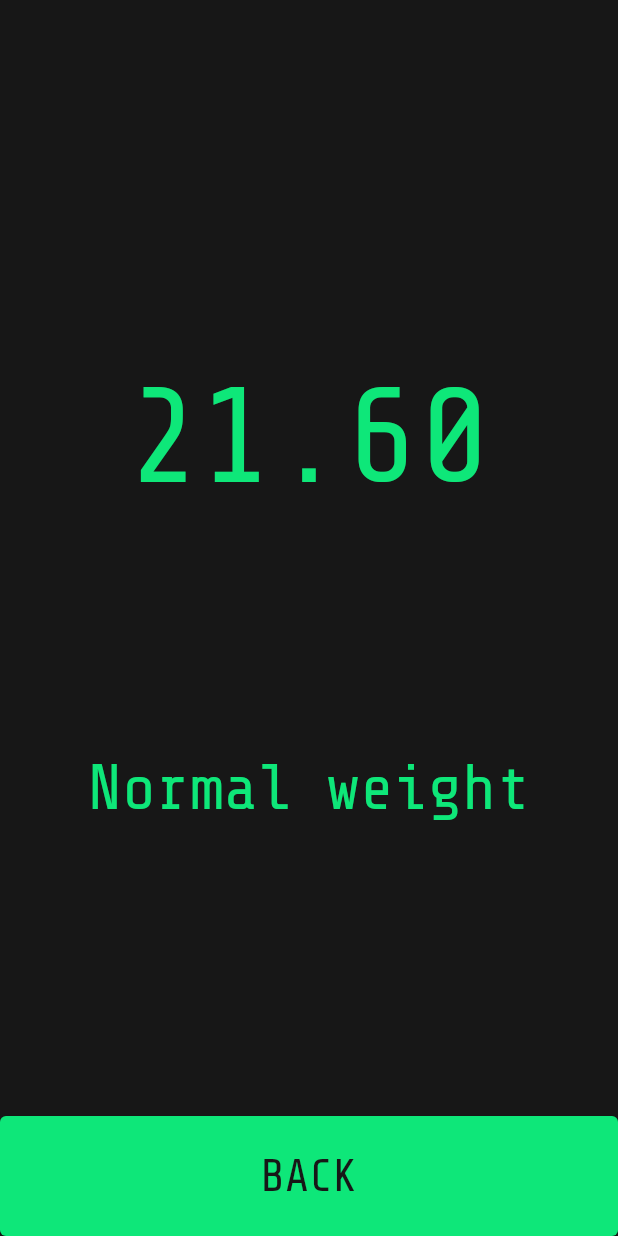
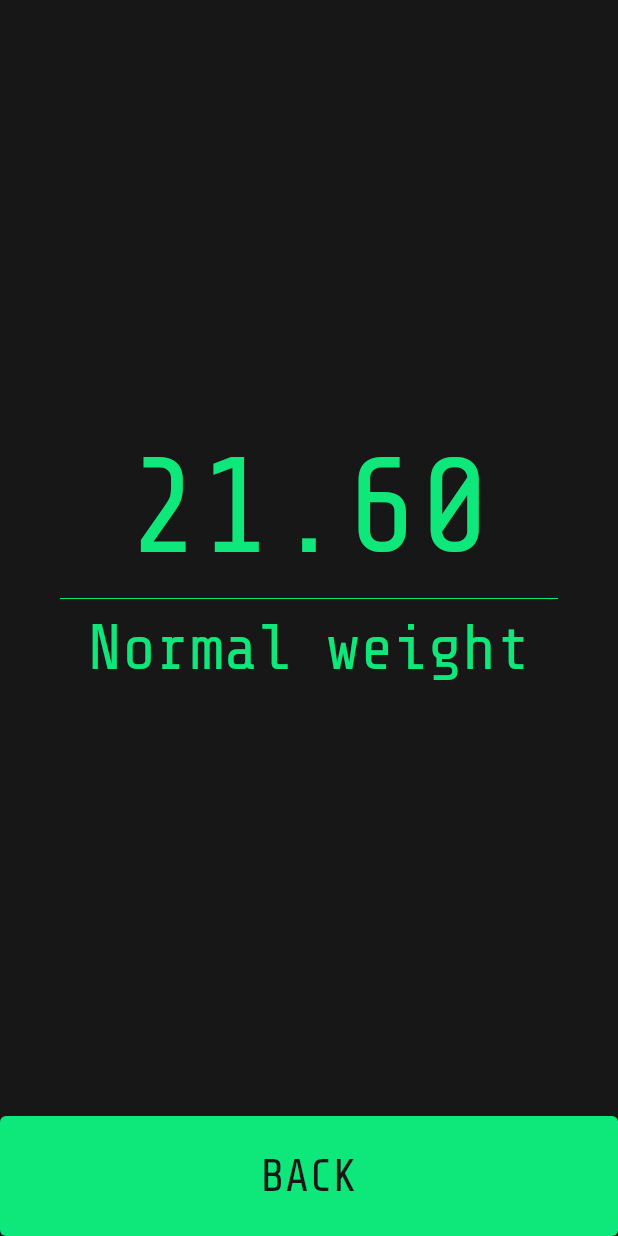
Before and after one commit to UxxeR/BMI-calculator, a Flutter app: the screen it shows after launch, after a tap on "CALCULATE", on a phone screen of 412 x 824 dp. Run offline on Flutter 3.47's test engine with Material 2 defaults, Android fonts, the phone set to English and light mode, and no system bars; generated files the repository leaves out were written again.

Commit message:
Added ES and EN text localization

```diff
--- /dev/null
+++ b/lib/l10n/app_en.arb
@@ -0,0 +1,13 @@
+{
+    "genderMale": "Male",
+    "genderFemale": "Female",
+    "age": "Age",
+    "height": "Height",
+    "weight": "Weight",
+    "obeseWeight": "Obese",
+    "overWeight": "Overweight",
+    "normalWeight": "Normal weight",
+    "underWeight": "Underweight",
+    "calculate": "calculate",
+    "back": "back"
+}
--- /dev/null
+++ b/lib/l10n/app_es.arb
@@ -0,0 +1,13 @@
+{
+    "genderMale": "Hombre",
+    "genderFemale": "Mujer",
+    "age": "Edad",
+    "height": "Altura",
+    "weight": "Peso",
+    "obeseWeight": "Obesidad",
+    "overWeight": "Sobrepeso",
+    "normalWeight": "Peso normal",
+    "underWeight": "Bajo de peso",
+    "calculate": "calcular",
+    "back": "Volver"
+}
--- a/lib/logic/bmi.dart
+++ b/lib/logic/bmi.dart
@@ -1,5 +1,6 @@
 import 'package:flutter/material.dart';
 import 'dart:math' as math;
+import 'package:flutter_gen/gen_l10n/app_localizations.dart';
 
 class BMI {
   TextEditingController _heightController = TextEditingController();
@@ -21,15 +22,15 @@ class BMI {
     return _bmi;
   }
 
-  String getInterpretation() {
+  String getInterpretation(BuildContext context) {
     if (_bmi >= 30) {
-      _textResult = "Obese";
+      _textResult = AppLocalizations.of(context).obeseWeight;
     } else if (_bmi >= 25) {
-      _textResult = "Overweight";
+      _textResult = AppLocalizations.of(context).overWeight;
     } else if (_bmi >= 18.5) {
-      _textResult = "Normal weight";
+      _textResult = AppLocalizations.of(context).normalWeight;
     } else {
-      _textResult = "Underweight";
+      _textResult = AppLocalizations.of(context).underWeight;
     }
 
     return _textResult;
--- a/lib/main.dart
+++ b/lib/main.dart
@@ -1,5 +1,6 @@
 import 'package:flutter/material.dart';
 import 'package:bmi_calculator/pages/home.dart';
+import 'package:flutter_gen/gen_l10n/app_localizations.dart';
 
 void main() {
   runApp(const MyApp());
@@ -12,6 +13,8 @@ class MyApp extends StatelessWidget {
   Widget build(BuildContext context) {
     return MaterialApp(
       title: 'BMI calculator',
+      localizationsDelegates: AppLocalizations.localizationsDelegates,
+      supportedLocales: AppLocalizations.supportedLocales,
       theme: ThemeData(
         primarySwatch: Colors.green,
         visualDensity: VisualDensity.adaptivePlatformDensity,
--- a/lib/pages/home.dart
+++ b/lib/pages/home.dart
@@ -4,6 +4,7 @@ import 'package:bmi_calculator/widgets/icon_content.dart';
 import 'package:bmi_calculator/widgets/input_field.dart';
 import 'package:flutter/material.dart';
 import 'package:bmi_calculator/utils/app_constants.dart';
+import 'package:flutter_gen/gen_l10n/app_localizations.dart';
 
 class HomePage extends StatefulWidget {
   const HomePage({Key? key}) : super(key: key);
@@ -46,9 +47,9 @@ class _HomePageState extends State<HomePage> {
                   );
                 }
               : null,
-          child: const Text(
-            "CALCULATE",
-            style: TextStyle(
+          child: Text(
+             AppLocalizations.of(context).calculate.toUpperCase(),
+            style: const TextStyle(
               fontSize: 30,
               color: mainHexColor,
             ),
@@ -60,13 +61,11 @@ class _HomePageState extends State<HomePage> {
         ),
       ),
       backgroundColor: mainHexColor,
-      body: Column(
+      body: SafeArea(
+        child: Column(
           mainAxisAlignment: MainAxisAlignment.center,
           crossAxisAlignment: CrossAxisAlignment.stretch,
           children: [
-          const SizedBox(
-            height: 40,
-          ),
             Expanded(
               child: Row(
                 mainAxisAlignment: MainAxisAlignment.spaceEvenly,
@@ -75,7 +74,7 @@ class _HomePageState extends State<HomePage> {
                   Expanded(
                     flex: genderSelected == Gender.male ? 4 : 3,
                     child: IconContent(
-                    text: "Male",
+                      text: AppLocalizations.of(context).genderMale,
                       icon: Icons.male_rounded,
                       action: () {
                         setState(() {
@@ -88,7 +87,7 @@ class _HomePageState extends State<HomePage> {
                   Expanded(
                     flex: genderSelected == Gender.female ? 4 : 3,
                     child: IconContent(
-                    text: "Female",
+                      text: AppLocalizations.of(context).genderFemale,
                       icon: Icons.female_rounded,
                       action: () {
                         setState(() {
@@ -115,7 +114,7 @@ class _HomePageState extends State<HomePage> {
                   setState(() {});
                 },
                 maxLength: 3,
-              label: "Age",
+                label: AppLocalizations.of(context).age,
                 onSubmitted: (value) {},
               ),
             ),
@@ -134,7 +133,7 @@ class _HomePageState extends State<HomePage> {
                         });
                       },
                       suffix: "cm",
-                    label: "Height",
+                      label: AppLocalizations.of(context).height,
                       onSubmitted: (value) {
                         setState(() {
                           _bmi.formatValidNumber();
@@ -152,7 +151,7 @@ class _HomePageState extends State<HomePage> {
                         });
                       },
                       suffix: "kg",
-                    label: "Weight",
+                      label: AppLocalizations.of(context).weight,
                       onSubmitted: (value) {
                         setState(() {
                           _bmi.formatValidNumber();
@@ -166,6 +165,7 @@ class _HomePageState extends State<HomePage> {
             ),
           ],
         ),
+      ),
     );
   }
 }
--- a/lib/pages/result.dart
+++ b/lib/pages/result.dart
@@ -1,6 +1,7 @@
 import 'package:bmi_calculator/logic/bmi.dart';
 import 'package:bmi_calculator/utils/app_constants.dart';
 import 'package:flutter/material.dart';
+import 'package:flutter_gen/gen_l10n/app_localizations.dart';
 
 class ResultPage extends StatelessWidget {
   const ResultPage({Key? key, required this.bmi}) : super(key: key);
@@ -15,9 +16,9 @@ class ResultPage extends StatelessWidget {
           onPressed: () {
             Navigator.pop(context);
           },
-          child: const Text(
-            "BACK",
-            style: TextStyle(
+          child: Text(
+            AppLocalizations.of(context).back.toUpperCase(),
+            style: const TextStyle(
               fontSize: 30,
               color: mainHexColor,
             ),
@@ -27,15 +28,12 @@ class ResultPage extends StatelessWidget {
         ),
       ),
       backgroundColor: mainHexColor,
-      body: Column(
-        mainAxisAlignment: MainAxisAlignment.center,
-        crossAxisAlignment: CrossAxisAlignment.stretch,
-        children: [
-          const Expanded(
-            child: SizedBox(),
-          ),
-          Expanded(
-            child: Text(
+      body: SafeArea(
+        child: Column(
+          mainAxisAlignment: MainAxisAlignment.center,
+          crossAxisAlignment: CrossAxisAlignment.stretch,
+          children: [
+            Text(
               bmi.calculateBMI().toStringAsFixed(2),
               style: const TextStyle(
                 fontSize: 90,
@@ -43,21 +41,22 @@ class ResultPage extends StatelessWidget {
               ),
               textAlign: TextAlign.center,
             ),
-          ),
-          const SizedBox(
-            height: 20,
-          ),
-          Expanded(
-            child: Text(
-              bmi.getInterpretation(),
+            const Divider(
+              color: accentHexColor,
+              height: 20,
+              indent: 40,
+              endIndent: 40,
+            ),
+            Text(
+              bmi.getInterpretation(context),
               style: const TextStyle(
                 fontSize: 42,
                 color: accentHexColor,
               ),
               textAlign: TextAlign.center,
             ),
-          ),
-        ],
+          ],
+        ),
       ),
     );
   }
--- a/pubspec.yaml
+++ b/pubspec.yaml
@@ -29,6 +29,9 @@ environment:
 dependencies:
   flutter:
     sdk: flutter
+  flutter_localizations:
+    sdk: flutter
+  intl: ^0.17.0
 
   # The following adds the Cupertino Icons font to your application.
   # Use with the CupertinoIcons class for iOS style icons.
@@ -50,6 +53,7 @@ dev_dependencies:
 
 # The following section is specific to Flutter.
 flutter:
+  generate: true
   # The following line ensures that the Material Icons font is
   # included with your application, so that you can use the icons in
   # the material Icons class.
```
Also changed, not shown: 1 other file. Lines whose indentation alone changed are shown as unchanged.
